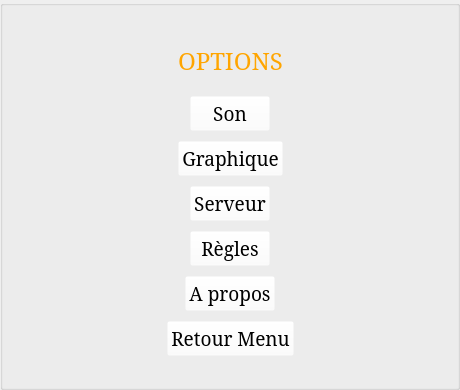
The window that StreetCar/StreetCar/OptionsMenu.ui (paboccard/Projet_Prog_Jeu) describes before a commit, drawn with Qt 5.
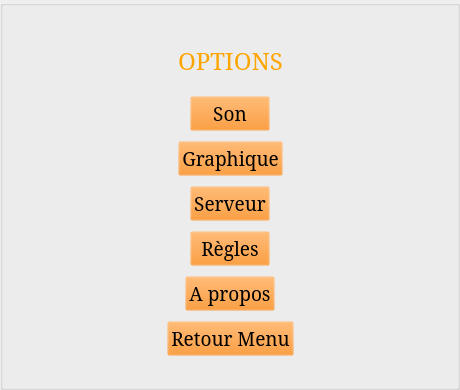
The same window after the commit. Icons and pictures are not drawn.

What changed in the file:
```diff
--- a/StreetCar/StreetCar/OptionsMenu.ui
+++ b/StreetCar/StreetCar/OptionsMenu.ui
@@ -14,13 +14,7 @@
    <string>Form</string>
   </property>
   <property name="styleSheet">
-   <string notr="true">#groupBox {
-	border-image: url(:/images/menu_fond);
-}
-
-QPushButton {
-	background-color: rgba(255, 255, 255, 0);
-}</string>
+   <string notr="true"/>
   </property>
   <layout class="QVBoxLayout" name="verticalLayout_2">
    <property name="margin">
@@ -38,7 +32,7 @@
 }
 
 QPushButton {
-	background-color: rgba(255, 255, 255, 0);
+	background-color: rgba(255, 128, 0, 0);
 }
 
 QPushButton:hover {
```
Left out of the diff: 16 changed lines with no effect on the pictures.
